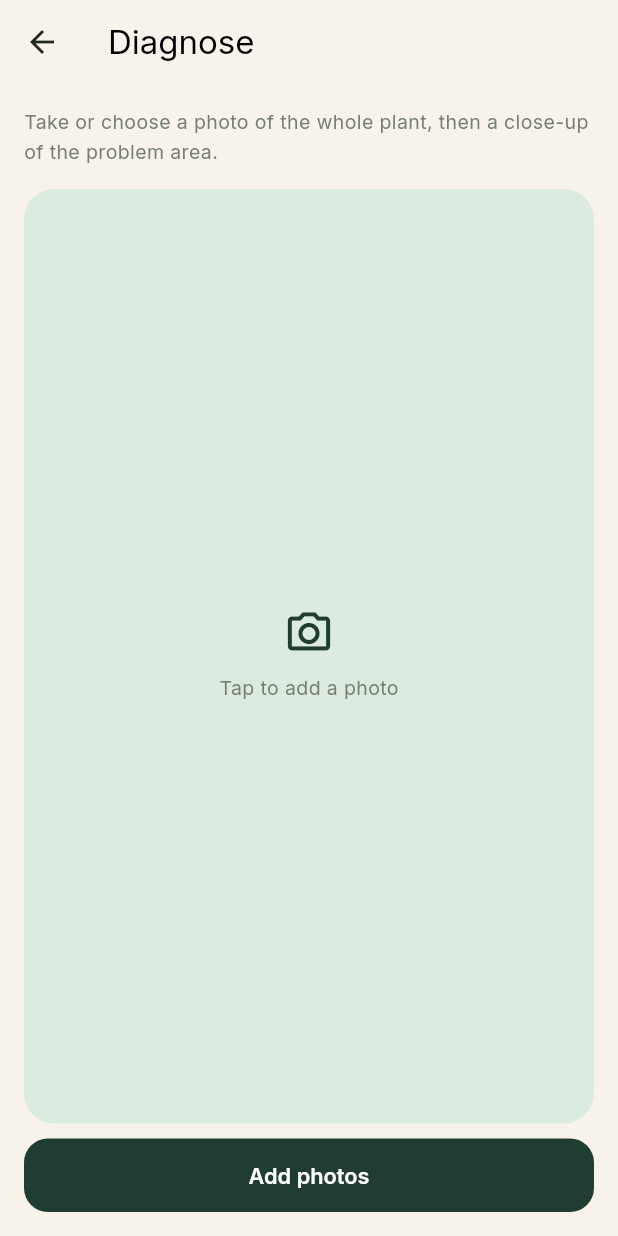
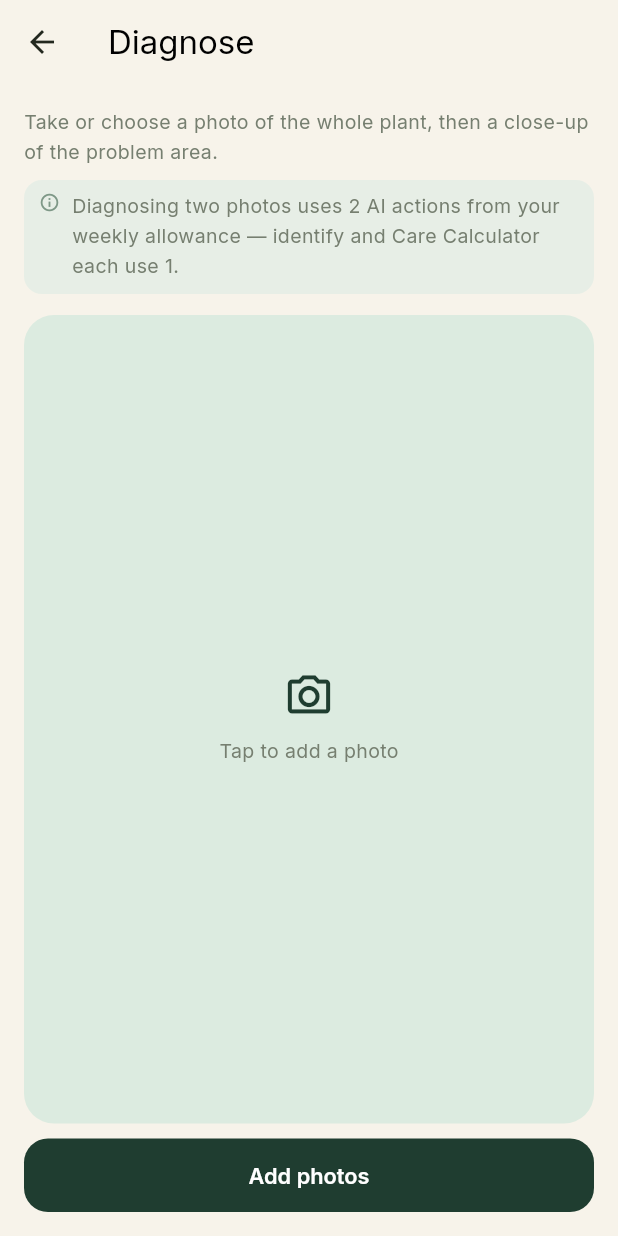
Before and after one commit to dheeraj1780/vanya-frontend, a Flutter app: the DiagnoseScreen screen opened directly, on a phone screen of 412 x 824 dp. Run offline on Flutter 3.47's test engine with Material 3 defaults, Android fonts, the phone set to English and light mode, and no system bars; our stand-ins replace firebase_auth, firebase_core, firebase_messaging, flutter_local_notifications, geolocator, google_fonts and 8 more; missing offline and left inert: home_widget; accounts and stored records are empty; statements that could not run were skipped.

Commit message:
Surface diagnose's 2x AI-action cost, and unify usage-row formatting
Reported: a user did 1 identify + 1 diagnose + 1 calculator (expecting
3) and the app showed 4 -- correct math (diagnose costs 2, not 1), but
nothing anywhere told them that, so there was no way to arrive at the
number themselves.

- diagnose_screen.dart: a visible hint before the photo capture step --
  the one moment that actually matters, right before it's spent.
- paywall_screen.dart: the AI-actions bullet now names the 1/1/2 split
  instead of implying identify/diagnose/calculator all cost the same.

Also fixes the format inconsistency asked about directly: every usage
row on the Plan screen already read "used / limit" except Garden Setup,
which read "X of Y left" -- the one inverted row on the page. Garden
Setup's row now matches the other three instead of the other three
being made to match it, since four already agreed. Growth Journey's row
is the one deliberate exception (see growth_journey_screen.dart's
sibling commit) -- its limit is per-plant now, so count/limit can't
correctly be shown as one fraction any more; reworded as a clear
sentence instead of a technically-wrong ratio.

```diff
--- a/lib/screens/diagnose_screen.dart
+++ b/lib/screens/diagnose_screen.dart
@@ -129,6 +129,30 @@ class _DiagnoseScreenState extends State<DiagnoseScreen> {
           crossAxisAlignment: CrossAxisAlignment.stretch,
           children: [
             Text('Take or choose a photo of the whole plant, then a close-up of the problem area.', style: Theme.of(context).textTheme.bodyMedium),
+            const SizedBox(height: 8),
+            // Surfaces the fact kDiagnoseActionCost otherwise only lived
+            // in a code comment — a real user reported being confused
+            // ("I did identify + diagnose + calculator, that's 3, why
+            // does it say 4?") because nothing anywhere told them
+            // diagnose costs 2 from the shared pool, not 1. This is the
+            // one moment that actually matters: right before they spend it.
+            Container(
+              padding: const EdgeInsets.symmetric(horizontal: 10, vertical: 8),
+              decoration: BoxDecoration(color: AppColors.sageTintPairOf(context).$1, borderRadius: BorderRadius.circular(AppRadius.sm)),
+              child: Row(
+                crossAxisAlignment: CrossAxisAlignment.start,
+                children: [
+                  const Icon(Icons.info_outline, size: 14, color: AppColors.sage),
+                  const SizedBox(width: 8),
+                  Expanded(
+                    child: Text(
+                      'Diagnosing two photos uses 2 AI actions from your weekly allowance — identify and Care Calculator each use 1.',
+                      style: Theme.of(context).textTheme.bodyMedium,
+                    ),
+                  ),
+                ],
+              ),
+            ),
             const SizedBox(height: 14),
             Expanded(
               child: Container(
--- a/lib/screens/paywall_screen.dart
+++ b/lib/screens/paywall_screen.dart
@@ -302,8 +302,12 @@ class _PlanCard extends StatelessWidget {
             // Calculator, and diagnose all draw from the same shared
             // weekly pool now (see plans.dart's aiActions note), spend it
             // however you want instead of being capped in each dimension
-            // separately.
-            _Feature(text: '${plan.aiActions.humanReadable('AI action', 'AI actions')} — identify, diagnose, or run the Care Calculator'),
+            // separately. Names diagnose's 2x cost explicitly, not just in
+            // a code comment — a real user did the math on their own
+            // usage (1 identify + 1 diagnose + 1 calculator) and got a
+            // different total than the app showed, with nothing anywhere
+            // explaining why.
+            _Feature(text: '${plan.aiActions.humanReadable('AI action', 'AI actions')} — identify or Care Calculator (1 each), diagnose (2, since it reviews two photos)'),
             if (plan.gardenSetupIdentifications > 0)
               _Feature(text: '${plan.gardenSetupIdentifications} bonus identifications to set up your garden'),
             if (plan.growthMemoryLimit != 0)
```
Also changed, not shown: lib/screens/settings_subscreens.dart (+21 -7 lines).
